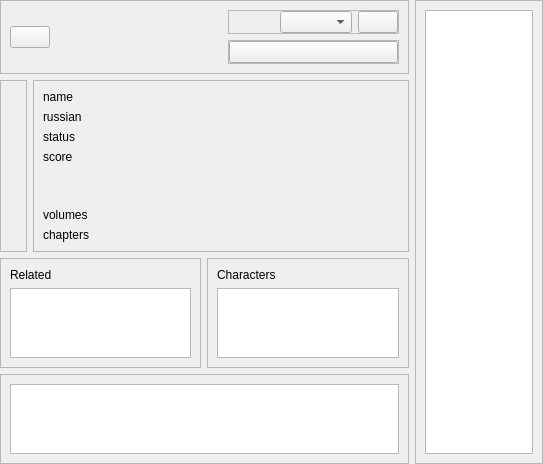
Qt form data/ui/widgets/info.ui (brandonzorn/Nlight) before a commit.
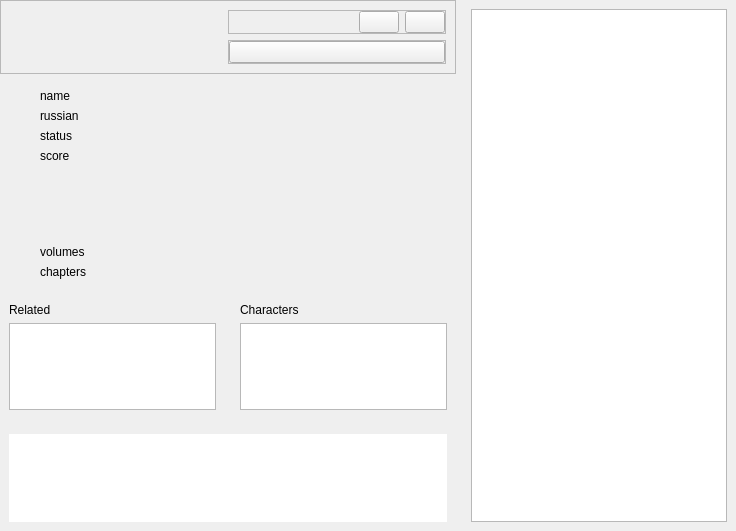
The same form after that commit. Custom widgets are drawn as their Qt base class.

```diff
--- a/data/ui/widgets/info.ui
+++ b/data/ui/widgets/info.ui
@@ -6,8 +6,8 @@
    <rect>
     <x>0</x>
     <y>0</y>
-    <width>543</width>
-    <height>464</height>
+    <width>736</width>
+    <height>531</height>
    </rect>
   </property>
   <property name="locale">
@@ -49,16 +49,6 @@
         <property name="bottomMargin">
          <number>9</number>
         </property>
-        <item>
-         <widget class="QPushButton" name="back_btn">
-          <property name="cursor">
-           <cursorShape>PointingHandCursor</cursorShape>
-          </property>
-          <property name="text">
-           <string/>
-          </property>
-         </widget>
-        </item>
         <item>
          <spacer name="horizontalSpacer_2">
           <property name="orientation">
@@ -109,17 +99,7 @@
               </spacer>
              </item>
              <item>
-              <widget class="QComboBox" name="lib_list_box">
-               <property name="sizePolicy">
-                <sizepolicy hsizetype="Expanding" vsizetype="Fixed">
-                 <horstretch>0</horstretch>
-                 <verstretch>0</verstretch>
-                </sizepolicy>
-               </property>
-               <property name="locale">
-                <locale language="English" country="UnitedStates"/>
-               </property>
-              </widget>
+              <widget class="ComboBox" name="lib_list_box"/>
              </item>
              <item>
               <widget class="QPushButton" name="add_btn">
@@ -188,21 +168,9 @@
              <verstretch>0</verstretch>
             </sizepolicy>
            </property>
-           <property name="frameShape">
-            <enum>QFrame::StyledPanel</enum>
-           </property>
-           <property name="frameShadow">
-            <enum>QFrame::Raised</enum>
-           </property>
            <layout class="QVBoxLayout" name="verticalLayout_6">
             <item>
              <widget class="QLabel" name="image">
-              <property name="sizePolicy">
-               <sizepolicy hsizetype="Preferred" vsizetype="Preferred">
-                <horstretch>0</horstretch>
-                <verstretch>0</verstretch>
-               </sizepolicy>
-              </property>
               <property name="text">
                <string/>
               </property>
@@ -222,15 +190,9 @@
              <verstretch>0</verstretch>
             </sizepolicy>
            </property>
-           <property name="frameShape">
-            <enum>QFrame::StyledPanel</enum>
-           </property>
-           <property name="frameShadow">
-            <enum>QFrame::Raised</enum>
-           </property>
-           <layout class="QVBoxLayout" name="verticalLayout_5">
+           <layout class="QVBoxLayout" name="verticalLayout_8">
             <item>
-             <widget class="QLabel" name="name_label">
+             <widget class="BodyLabel" name="name_label">
               <property name="text">
                <string>name</string>
               </property>
@@ -240,24 +202,21 @@
              </widget>
             </item>
             <item>
-             <widget class="QLabel" name="russian_label">
+             <widget class="BodyLabel" name="russian_label">
               <property name="text">
                <string>russian</string>
               </property>
-              <property name="wordWrap">
-               <bool>true</bool>
-              </property>
              </widget>
             </item>
             <item>
-             <widget class="QLabel" name="status_label">
+             <widget class="BodyLabel" name="status_label">
               <property name="text">
                <string>status</string>
               </property>
              </widget>
             </item>
             <item>
-             <widget class="QLabel" name="catalog_score_label">
+             <widget class="BodyLabel" name="catalog_score_label">
               <property name="text">
                <string>score</string>
               </property>
@@ -277,14 +236,14 @@
              </spacer>
             </item>
             <item>
-             <widget class="QLabel" name="volumes_label">
+             <widget class="BodyLabel" name="volumes_label">
               <property name="text">
                <string>volumes</string>
               </property>
              </widget>
             </item>
             <item>
-             <widget class="QLabel" name="chapters_label">
+             <widget class="BodyLabel" name="chapters_label">
               <property name="text">
                <string>chapters</string>
               </property>
@@ -298,67 +257,33 @@
        <item>
         <layout class="QHBoxLayout" name="related_layout">
          <item>
-          <widget class="QFrame" name="related_frame">
-           <property name="frameShape">
-            <enum>QFrame::StyledPanel</enum>
-           </property>
-           <property name="frameShadow">
-            <enum>QFrame::Raised</enum>
-           </property>
-           <layout class="QVBoxLayout" name="verticalLayout_2">
+          <widget class="ElevatedCardWidget" name="related_frame">
+           <layout class="QVBoxLayout" name="verticalLayout_4">
             <item>
-             <widget class="QLabel" name="label">
+             <widget class="BodyLabel" name="label">
               <property name="text">
                <string>Related</string>
               </property>
              </widget>
             </item>
             <item>
-             <widget class="QListWidget" name="related_list">
-              <property name="sizePolicy">
-               <sizepolicy hsizetype="Expanding" vsizetype="Expanding">
-                <horstretch>0</horstretch>
-                <verstretch>0</verstretch>
-               </sizepolicy>
-              </property>
-              <property name="wordWrap">
-               <bool>true</bool>
-              </property>
-             </widget>
+             <widget class="ListWidget" name="related_list"/>
             </item>
            </layout>
           </widget>
          </item>
          <item>
-          <widget class="QFrame" name="characters_frame">
-           <property name="sizePolicy">
-            <sizepolicy hsizetype="Preferred" vsizetype="Preferred">
-             <horstretch>0</horstretch>
-             <verstretch>0</verstretch>
-            </sizepolicy>
-           </property>
-           <property name="minimumSize">
-            <size>
-             <width>0</width>
-             <height>0</height>
-            </size>
-           </property>
-           <property name="frameShape">
-            <enum>QFrame::StyledPanel</enum>
-           </property>
-           <property name="frameShadow">
-            <enum>QFrame::Raised</enum>
-           </property>
-           <layout class="QVBoxLayout" name="verticalLayout_11">
+          <widget class="ElevatedCardWidget" name="characters_frame">
+           <layout class="QVBoxLayout" name="verticalLayout_2">
             <item>
-             <widget class="QLabel" name="label_2">
+             <widget class="BodyLabel" name="label_2">
               <property name="text">
                <string>Characters</string>
               </property>
              </widget>
             </item>
             <item>
-             <widget class="QListWidget" name="characters_list"/>
+             <widget class="ListWidget" name="characters_list"/>
             </item>
            </layout>
           </widget>
@@ -366,16 +291,13 @@
         </layout>
        </item>
        <item>
-        <widget class="QFrame" name="description_frame">
-         <property name="frameShape">
-          <enum>QFrame::StyledPanel</enum>
-         </property>
-         <property name="frameShadow">
-          <enum>QFrame::Raised</enum>
-         </property>
+        <widget class="SimpleCardWidget" name="description_frame">
          <layout class="QVBoxLayout" name="verticalLayout_3">
           <item>
            <widget class="QTextBrowser" name="description_text">
+            <property name="frameShape">
+             <enum>QFrame::NoFrame</enum>
+            </property>
             <property name="textInteractionFlags">
              <set>Qt::NoTextInteraction</set>
             </property>
@@ -389,21 +311,15 @@
     </layout>
    </item>
    <item>
-    <widget class="QFrame" name="items_frame">
-     <property name="frameShape">
-      <enum>QFrame::StyledPanel</enum>
-     </property>
-     <property name="frameShadow">
-      <enum>QFrame::Raised</enum>
-     </property>
-     <layout class="QVBoxLayout" name="verticalLayout">
+    <widget class="ElevatedCardWidget" name="items_frame">
+     <layout class="QVBoxLayout" name="verticalLayout_5">
       <item>
-       <widget class="QTreeWidget" name="items_tree">
-        <property name="contextMenuPolicy">
-         <enum>Qt::CustomContextMenu</enum>
-        </property>
-        <property name="headerHidden">
-         <bool>true</bool>
+       <widget class="TreeWidget" name="items_tree">
+        <property name="sizePolicy">
+         <sizepolicy hsizetype="Minimum" vsizetype="Minimum">
+          <horstretch>0</horstretch>
+          <verstretch>0</verstretch>
+         </sizepolicy>
         </property>
         <attribute name="headerVisible">
          <bool>false</bool>
@@ -420,6 +336,51 @@
    </item>
   </layout>
  </widget>
+ <customwidgets>
+  <customwidget>
+   <class>ComboBox</class>
+   <extends>QPushButton</extends>
+   <header>qfluentwidgets</header>
+  </customwidget>
+  <customwidget>
+   <class>PushButton</class>
+   <extends>QPushButton</extends>
+   <header>qfluentwidgets</header>
+  </customwidget>
+  <customwidget>
+   <class>CardWidget</class>
+   <extends>QFrame</extends>
+   <header>qfluentwidgets</header>
+   <container>1</container>
+  </customwidget>
+  <customwidget>
+   <class>ElevatedCardWidget</class>
+   <extends>SimpleCardWidget</extends>
+   <header>qfluentwidgets</header>
+   <container>1</container>
+  </customwidget>
+  <customwidget>
+   <class>SimpleCardWidget</class>
+   <extends>CardWidget</extends>
+   <header>qfluentwidgets</header>
+   <container>1</container>
+  </customwidget>
+  <customwidget>
+   <class>BodyLabel</class>
+   <extends>QLabel</extends>
+   <header>qfluentwidgets</header>
+  </customwidget>
+  <customwidget>
+   <class>ListWidget</class>
+   <extends>QListWidget</extends>
+   <header>qfluentwidgets</header>
+  </customwidget>
+  <customwidget>
+   <class>TreeWidget</class>
+   <extends>QTreeWidget</extends>
+   <header>qfluentwidgets</header>
+  </customwidget>
+ </customwidgets>
  <resources/>
  <connections/>
 </ui>
```
Left out of the diff: 12 changed lines with no effect on the pictures.
